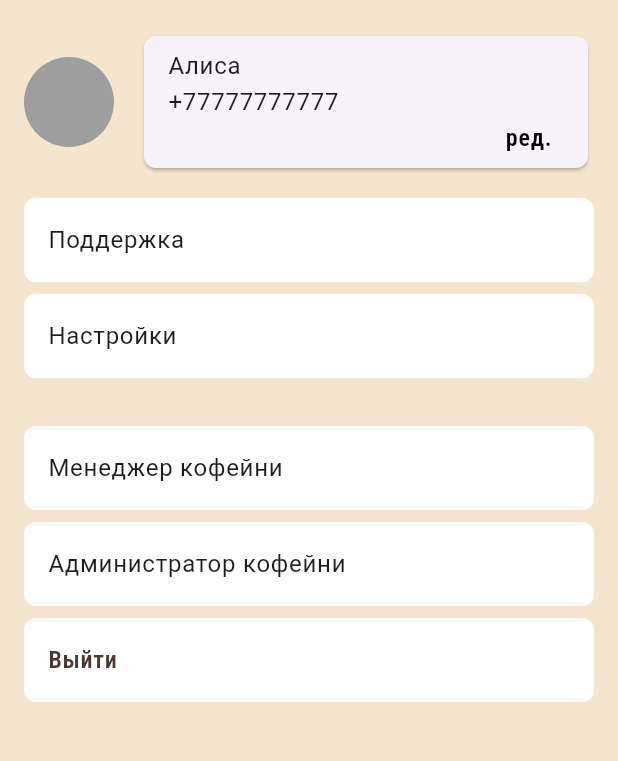
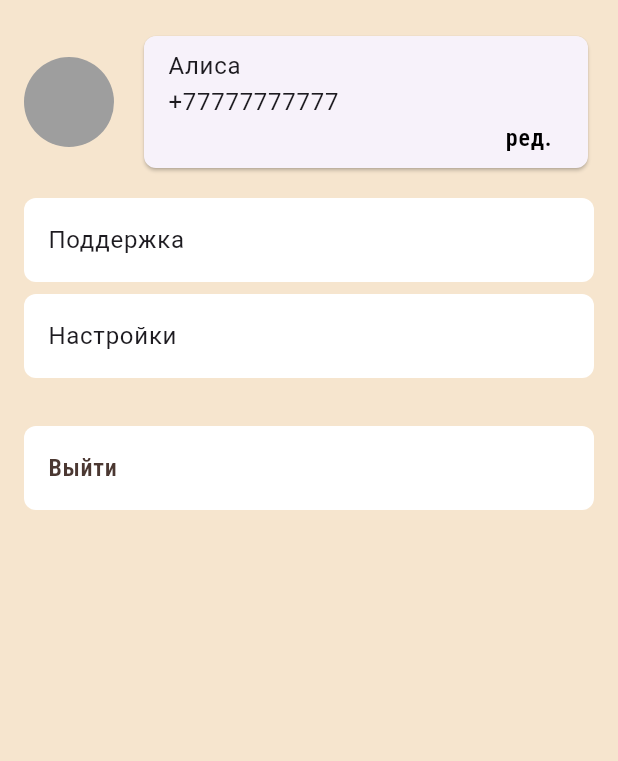
Before and after one commit to Yernazaz/coffeeClub, a Flutter app: the SettingsPage screen opened directly, on a phone screen of 412 x 824 dp, the part 168-929 px from its top. Run offline on Flutter 3.47's test engine with Material 3 defaults, Android fonts, the phone set to English and light mode, and no system bars; our stand-ins replace cached_network_image, flutter_cache_manager, flutter_screenutil, flutter_svg, geolocator, google_fonts and 5 more; missing offline and left inert: qr_code_scanner; accounts and stored records are empty; network calls fail; Roboto replaces fonts that are missing (Sanchez); project files that could hold a hidden picture were left out.

Commit message:
front bugs fixed

```diff
--- a/lib/pages/best_places.dart
+++ b/lib/pages/best_places.dart
@@ -34,7 +34,7 @@ class BestPlaces extends StatelessWidget {
               ),
             ),
             Container(
-              margin: const EdgeInsets.fromLTRB(32, 0, 31, 13),
+              margin: const EdgeInsets.fromLTRB(16, 0, 16, 13),
               child: Container(
                 decoration: BoxDecoration(
                   color: const Color(0xFFFFFFFF),
@@ -269,7 +269,7 @@ class BestPlaces extends StatelessWidget {
               ),
             ),
             Container(
-              margin: const EdgeInsets.fromLTRB(32, 0, 31, 42),
+              margin: const EdgeInsets.fromLTRB(16, 0, 16, 42),
               child: Container(
                 decoration: BoxDecoration(
                   color: const Color(0xFFFFFFFF),
--- a/lib/pages/coffee_map.dart
+++ b/lib/pages/coffee_map.dart
@@ -152,7 +152,7 @@ class _CoffeeMapState extends State<CoffeeMap> {
                   },
                   initialCameraPosition: CameraPosition(
                     target: _initialPosition,
-                    zoom: 10.0,
+                    zoom: 16.0,
                   ),
                   markers: _markers,
                   myLocationButtonEnabled: true,
@@ -165,7 +165,7 @@ class _CoffeeMapState extends State<CoffeeMap> {
 
   Widget _buildInfoWindow() {
     return Container(
-      height: MediaQuery.of(context).size.height * 0.4,
+      height: MediaQuery.of(context).size.height * 0.45,
       padding: const EdgeInsets.all(16.0),
       child: Column(
         crossAxisAlignment: CrossAxisAlignment.start,
--- a/lib/pages/coffee_shop.dart
+++ b/lib/pages/coffee_shop.dart
@@ -172,7 +172,7 @@ class BonusSystemWidget extends StatelessWidget {
   @override
   Widget build(BuildContext context) {
     return Container(
-      padding: const EdgeInsets.all(16),
+      padding: const EdgeInsets.all(12),
       decoration: BoxDecoration(
         color: Colors.white,
         borderRadius: BorderRadius.circular(8),
@@ -199,7 +199,7 @@ class BonusSystemWidget extends StatelessWidget {
             gridDelegate: const SliverGridDelegateWithFixedCrossAxisCount(
               crossAxisCount: 5,
               crossAxisSpacing: 1,
-              mainAxisSpacing: 50,
+              mainAxisSpacing: 10,
             ),
             itemCount: 10,
             itemBuilder: (context, index) {
--- a/lib/pages/login_page.dart
+++ b/lib/pages/login_page.dart
@@ -142,7 +142,7 @@ class _LoginPageState extends State<LoginPage> {
                       mainAxisAlignment: MainAxisAlignment.spaceBetween,
                       children: [
                         Text(
-                          'Регистрация',
+                          'Войти',
                           style: GoogleFonts.getFont(
                             'Roboto Condensed',
                             fontWeight: FontWeight.w500,
--- a/lib/pages/settings.dart
+++ b/lib/pages/settings.dart
@@ -125,24 +125,24 @@ class SettingsPage extends StatelessWidget {
                   //     borderRadius: BorderRadius.circular(8.0),
                   //   ),
                   // ),
-                  SizedBox(height: 8),
-                  ListTile(
-                    title: Text('Менеджер кофейни'),
-                    onTap: () {},
-                    tileColor: Colors.white,
-                    shape: RoundedRectangleBorder(
-                      borderRadius: BorderRadius.circular(8.0),
-                    ),
-                  ),
-                  SizedBox(height: 8),
-                  ListTile(
-                    title: Text('Администратор кофейни'),
-                    onTap: () {},
-                    tileColor: Colors.white,
-                    shape: RoundedRectangleBorder(
-                      borderRadius: BorderRadius.circular(8.0),
-                    ),
-                  ),
+                  // SizedBox(height: 8),
+                  // ListTile(
+                  //   title: Text('Менеджер кофейни'),
+                  //   onTap: () {},
+                  //   tileColor: Colors.white,
+                  //   shape: RoundedRectangleBorder(
+                  //     borderRadius: BorderRadius.circular(8.0),
+                  //   ),
+                  // ),
+                  // SizedBox(height: 8),
+                  // ListTile(
+                  //   title: Text('Администратор кофейни'),
+                  //   onTap: () {},
+                  //   tileColor: Colors.white,
+                  //   shape: RoundedRectangleBorder(
+                  //     borderRadius: BorderRadius.circular(8.0),
+                  //   ),
+                  // ),
                   SizedBox(height: 8),
                   ListTile(
                     title: GestureDetector(
```
Also changed, not shown: lib/pages/home_page_widget.dart (+5 -5 lines).
